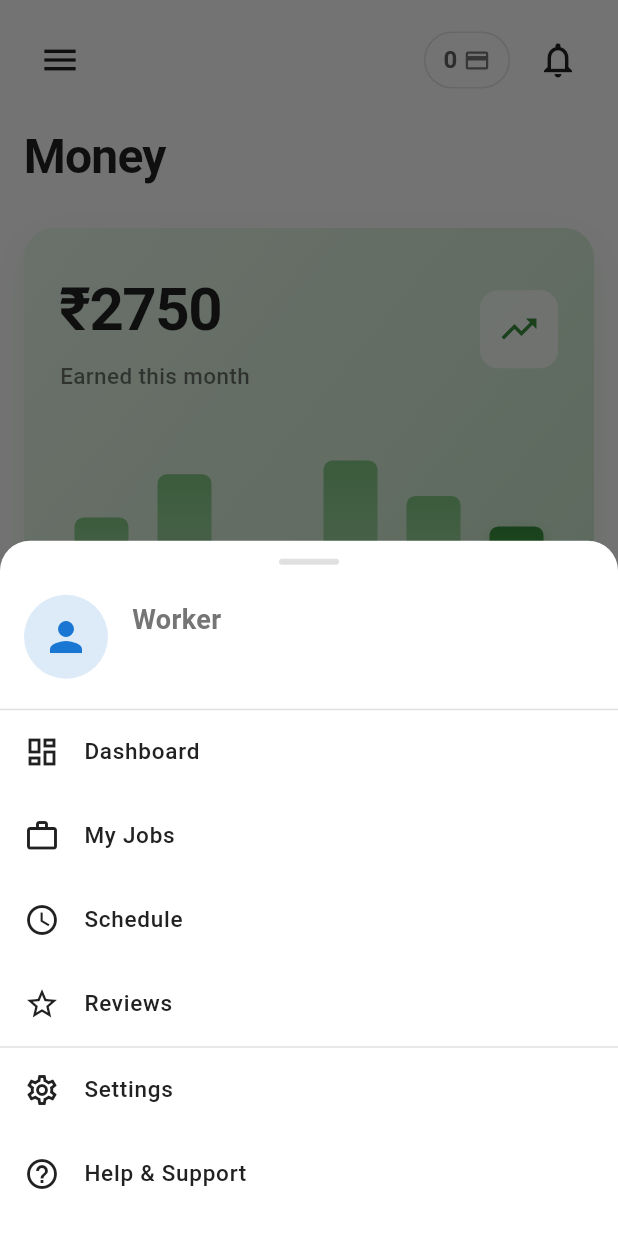
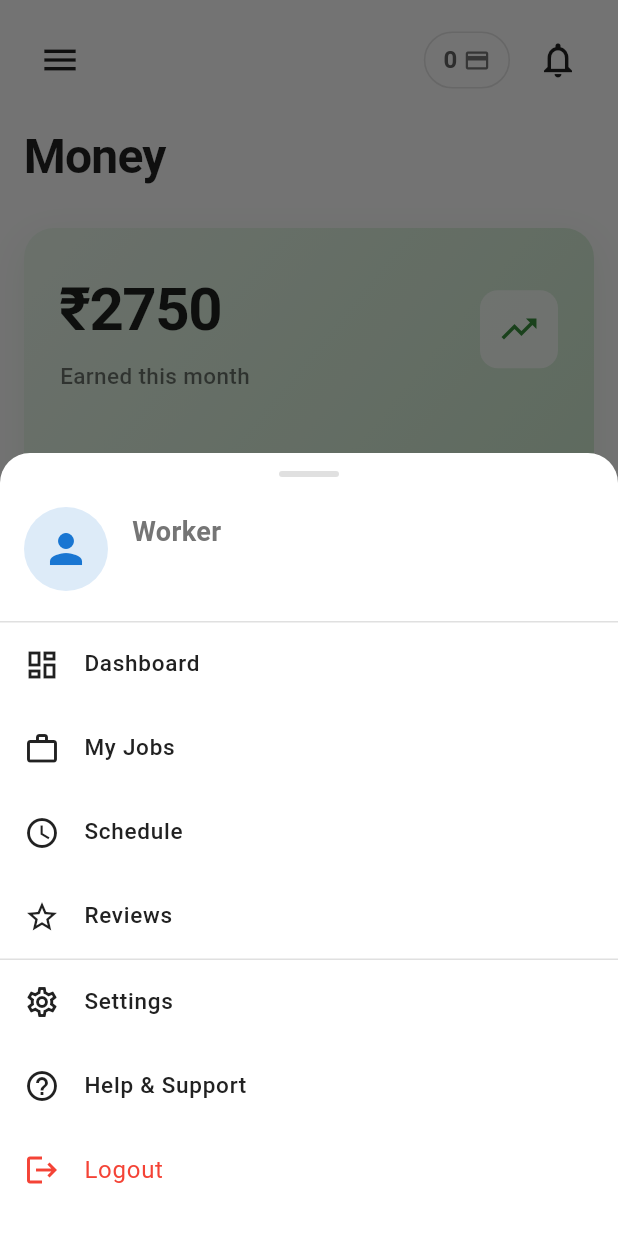
Before and after one commit to Krishal-p23/service-provider-app, a Flutter app: the WorkerMoneyScreen screen opened directly, after a tap on the "menu" icon, on a phone screen of 412 x 824 dp. Run offline on Flutter 3.47's test engine with Material 3 defaults, Android fonts, the phone set to English and light mode, and no system bars; our stand-ins replace font_awesome_flutter, geocoding, geolocator, image_picker, shared_preferences; accounts and stored records are empty.

Commit message:
solved issue in worker and added new jagriti worker features

```diff
--- a/flutter_project/lib/main.dart
+++ b/flutter_project/lib/main.dart
@@ -11,7 +11,8 @@ import 'package:flutter_project/customer/screens/edit_profile_screen.dart';
 import 'package:flutter_project/customer/screens/reviews_screen.dart';
 import 'package:flutter_project/customer/screens/all_services_screen.dart';
 import 'package:flutter_project/customer/screens/main_screen.dart';
-import 'package:flutter_project/worker/worker_dashboard.dart';
+import 'package:flutter_project/worker/worker_home.dart';
+import 'package:flutter_project/worker/providers/job_provider.dart';
 import 'package:flutter_project/customer/providers/booking_provider.dart';
 import 'package:flutter_project/customer/providers/service_provider.dart';
 import 'package:flutter_project/customer/providers/wallet_provider.dart';
@@ -30,6 +31,7 @@ void main() async {
         ChangeNotifierProvider(create: (_) => ServiceProvider()),
         ChangeNotifierProvider(create: (_) => WalletProvider()),
         ChangeNotifierProvider(create: (_) => LanguageProvider()),
+        ChangeNotifierProvider(create: (_) => JobProvider()),
       ],
       child: HomeServicesApp(),
     ),
@@ -64,7 +66,7 @@ class HomeServicesApp extends StatelessWidget {
               },
             ),
             '/customer-home': (context) => const MainScreen(),
-            '/worker-dashboard': (context) => const WorkerDashboard(),
+            '/worker-dashboard': (context) => const WorkerHome(),
             '/edit-profile': (context) => const EditProfileScreen(),
             '/reviews': (context) => const ReviewsScreen(),
             '/all-services': (context) => const AllServicesScreen(),
--- a/flutter_project/lib/providers/user_provider.dart
+++ b/flutter_project/lib/providers/user_provider.dart
@@ -353,8 +353,8 @@ class UserProvider extends ChangeNotifier {
       if (result['success']) {
         final userData = result['data'];
 
-        // Verify role is USER
-        if (userData['role'] == 'USER') {
+        // Verify role is CUSTOMER
+        if (userData['role'] == 'CUSTOMER') {
           _currentUser = User.fromJson(userData);
           _error = null;
         } else {
--- a/flutter_project/lib/worker/screens/worker_money_screen.dart
+++ b/flutter_project/lib/worker/screens/worker_money_screen.dart
@@ -595,7 +595,6 @@
 //   }
 // }
 
-
 import 'package:flutter/material.dart';
 import 'package:provider/provider.dart';
 import '../../providers/worker_provider.dart';
@@ -614,14 +613,7 @@ class WorkerMoneyScreen extends StatefulWidget {
 class _WorkerMoneyScreenState extends State<WorkerMoneyScreen> {
   int _selectedMonthIndex = 5; // Feb is the 6th month (0-indexed)
 
-  final List<String> _months = [
-    'Sept',
-    'Oct',
-    'Nov',
-    'Dec',
-    'Jan',
-    'Feb',
-  ];
+  final List<String> _months = ['Sept', 'Oct', 'Nov', 'Dec', 'Jan', 'Feb'];
 
   // Hardcoded demo earnings data per month (in rupees)
   final Map<String, double> _earningsData = {
@@ -654,6 +646,7 @@ class _WorkerMoneyScreenState extends State<WorkerMoneyScreen> {
   Widget build(BuildContext context) {
     final workerProvider = context.watch<WorkerProvider>();
     final worker = workerProvider.currentWorker;
+    final user = workerProvider.currentUser;
     final isDark = Theme.of(context).brightness == Brightness.dark;
 
     return Scaffold(
@@ -672,7 +665,7 @@ class _WorkerMoneyScreenState extends State<WorkerMoneyScreen> {
                     IconButton(
                       icon: const Icon(Icons.menu, size: 28),
                       onPressed: () {
-                        _showMenuDrawer(context, workerProvider, worker);
+                        _showMenuDrawer(context, workerProvider, worker, user);
                       },
                     ),
                     Row(
@@ -697,14 +690,20 @@ class _WorkerMoneyScreenState extends State<WorkerMoneyScreen> {
                                 ),
                               ),
                               const SizedBox(width: 4),
-                              Icon(Icons.credit_card,
-                                  size: 18, color: Colors.grey.shade600),
+                              Icon(
+                                Icons.credit_card,
+                                size: 18,
+                                color: Colors.grey.shade600,
+                              ),
                             ],
                           ),
                         ),
                         const SizedBox(width: 8),
                         IconButton(
-                          icon: const Icon(Icons.notifications_outlined, size: 28),
+                          icon: const Icon(
+                            Icons.notifications_outlined,
+                            size: 28,
+                          ),
                           onPressed: () {
                             Navigator.push(
                               context,
@@ -722,14 +721,14 @@ class _WorkerMoneyScreenState extends State<WorkerMoneyScreen> {
               ),
 
               // Money Title - BOLD
-              const Padding(
+              Padding(
                 padding: EdgeInsets.symmetric(horizontal: 16.0),
                 child: Text(
                   'Money',
                   style: TextStyle(
                     fontSize: 32,
                     fontWeight: FontWeight.bold,
-                    color: Colors.black87,
+                    color: isDark ? Colors.white : Colors.black87,
                     letterSpacing: -0.5,
                   ),
                 ),
@@ -768,20 +767,22 @@ class _WorkerMoneyScreenState extends State<WorkerMoneyScreen> {
                             children: [
                               Text(
                                 '₹${_currentEarnings.toStringAsFixed(0)}',
-                                style: const TextStyle(
+                                style: TextStyle(
                                   fontSize: 40,
                                   fontWeight: FontWeight.bold,
-                                  color: Colors.black87,
+                                  color: isDark ? Colors.white : Colors.black87,
                                   letterSpacing: -1,
                                 ),
                               ),
                               const SizedBox(height: 4),
-                              const Text(
+                              Text(
                                 'Earned this month',
                                 style: TextStyle(
                                   fontSize: 15,
                                   fontWeight: FontWeight.w500,
-                                  color: Colors.black54,
+                                  color: isDark
+                                      ? Colors.white70
+                                      : Colors.black54,
                                 ),
                               ),
                             ],
@@ -823,11 +824,11 @@ class _WorkerMoneyScreenState extends State<WorkerMoneyScreen> {
                                       colors: isSelected
                                           ? [
                                               Colors.green.shade700,
-                                              Colors.green.shade600
+                                              Colors.green.shade600,
                                             ]
                                           : [
                                               Colors.green.shade300,
-                                              Colors.green.shade200
+                                              Colors.green.shade200,
                                             ],
                                       begin: Alignment.topCenter,
                                       end: Alignment.bottomCenter,
@@ -838,8 +839,9 @@ class _WorkerMoneyScreenState extends State<WorkerMoneyScreen> {
                                     boxShadow: isSelected
                                         ? [
                                             BoxShadow(
-                                              color: Colors.green
-                                                  .withOpacity(0.4),
+                                              color: Colors.green.withOpacity(
+                                                0.4,
+                                              ),
                                               blurRadius: 8,
                                               offset: const Offset(0, 4),
                                             ),
@@ -1043,8 +1045,7 @@ class _WorkerMoneyScreenState extends State<WorkerMoneyScreen> {
                     Navigator.push(
                       context,
                       MaterialPageRoute(
-                        builder: (context) =>
-                            const PendingDeductionsScreen(),
+                        builder: (context) => const PendingDeductionsScreen(),
                       ),
                     );
                   },
@@ -1126,14 +1127,25 @@ class _WorkerMoneyScreenState extends State<WorkerMoneyScreen> {
   }
 
   void _showMenuDrawer(
-      BuildContext context, WorkerProvider workerProvider, worker) {
+    BuildContext context,
+    WorkerProvider workerProvider,
+    worker,
+    user,
+  ) {
     showModalBottomSheet(
       context: context,
-      backgroundColor: Colors.white,
+      isScrollControlled: true,
+      backgroundColor: Theme.of(context).colorScheme.surface,
       shape: const RoundedRectangleBorder(
         borderRadius: BorderRadius.vertical(top: Radius.circular(20)),
       ),
-      builder: (context) => SafeArea(
+      builder: (context) {
+        final maxHeight = MediaQuery.of(context).size.height * 0.9;
+
+        return SafeArea(
+          child: ConstrainedBox(
+            constraints: BoxConstraints(maxHeight: maxHeight),
+            child: SingleChildScrollView(
               child: Column(
                 mainAxisSize: MainAxisSize.min,
                 children: [
@@ -1153,8 +1165,9 @@ class _WorkerMoneyScreenState extends State<WorkerMoneyScreen> {
                       children: [
                         CircleAvatar(
                           radius: 28,
-                    backgroundColor:
-                        const Color(0xFF1976D2).withOpacity(0.15),
+                          backgroundColor: const Color(
+                            0xFF1976D2,
+                          ).withOpacity(0.15),
                           child: const Icon(
                             Icons.person,
                             color: Color(0xFF1976D2),
@@ -1167,7 +1180,7 @@ class _WorkerMoneyScreenState extends State<WorkerMoneyScreen> {
                             crossAxisAlignment: CrossAxisAlignment.start,
                             children: [
                               Text(
-                          worker?.name ?? 'Worker',
+                                user?.name ?? 'Worker',
                                 style: const TextStyle(
                                   fontSize: 18,
                                   fontWeight: FontWeight.bold,
@@ -1175,7 +1188,7 @@ class _WorkerMoneyScreenState extends State<WorkerMoneyScreen> {
                               ),
                               const SizedBox(height: 2),
                               Text(
-                          worker?.mobile ?? '',
+                                user?.phone ?? '',
                                 style: TextStyle(
                                   fontSize: 14,
                                   color: Colors.grey.shade600,
@@ -1210,15 +1223,19 @@ class _WorkerMoneyScreenState extends State<WorkerMoneyScreen> {
                   }),
                   ListTile(
                     leading: const Icon(Icons.logout, color: Colors.red),
-              title:
-                  const Text('Logout', style: TextStyle(color: Colors.red)),
+                    title: const Text(
+                      'Logout',
+                      style: TextStyle(color: Colors.red),
+                    ),
                     onTap: () async {
                       Navigator.pop(context);
                       final shouldLogout = await showDialog<bool>(
                         context: context,
                         builder: (context) => AlertDialog(
                           title: const Text('Logout'),
-                    content: const Text('Are you sure you want to logout?'),
+                          content: const Text(
+                            'Are you sure you want to logout?',
+                          ),
                           actions: [
                             TextButton(
                               onPressed: () => Navigator.pop(context, false),
@@ -1253,6 +1270,9 @@ class _WorkerMoneyScreenState extends State<WorkerMoneyScreen> {
                 ],
               ),
             ),
+          ),
+        );
+      },
     );
   }
 
@@ -1261,10 +1281,7 @@ class _WorkerMoneyScreenState extends State<WorkerMoneyScreen> {
       leading: Icon(icon, size: 24),
       title: Text(
         title,
-        style: const TextStyle(
-          fontSize: 15,
-          fontWeight: FontWeight.w500,
-        ),
+        style: const TextStyle(fontSize: 15, fontWeight: FontWeight.w500),
       ),
       onTap: onTap,
     );
```
Also changed, not shown: flutter_project/lib/customer/services/api_service.dart (+11 -7 lines), flutter_project/lib/worker/worker_home.dart (+1 -87 lines), 4 other files. Lines whose indentation alone changed are shown as unchanged.
